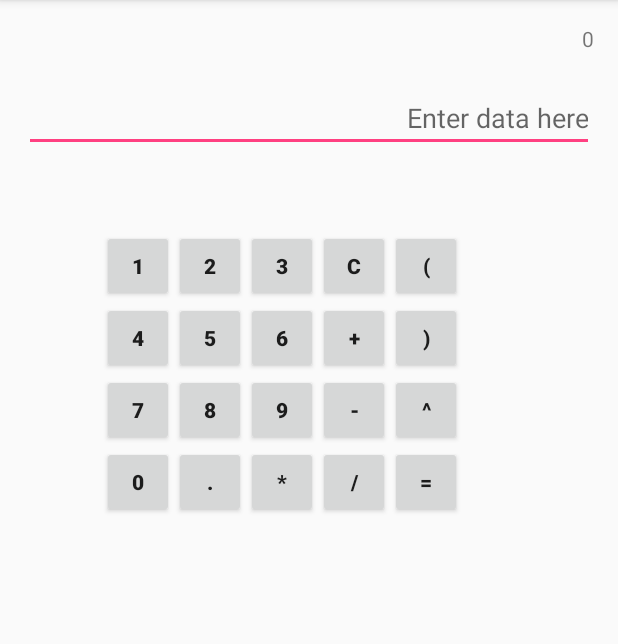
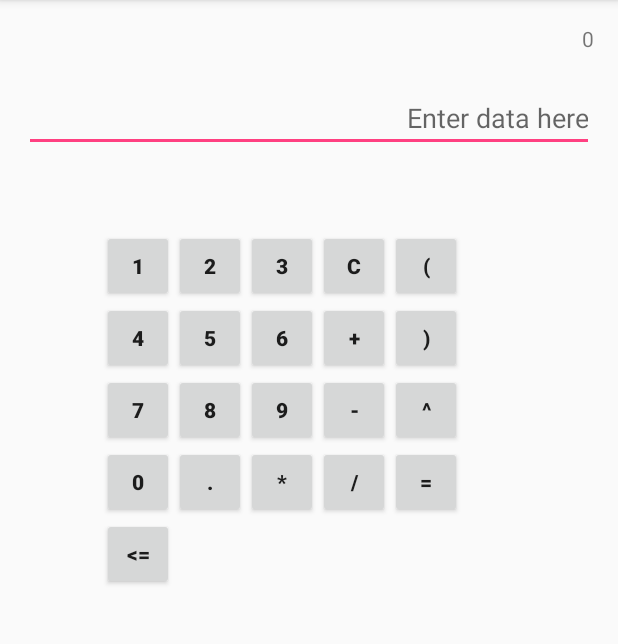
Before and after one commit to vonschbo/my-simple-android-calculator, an Android app: the screen it shows after launch (MainActivity), on a phone screen of 412 x 824 dp, the part 84-728 px from its top. Run offline under Robolectric (Android 15) with nearby library versions, the phone set to English and light mode, and no system bars.

Commit message:
add back button

```diff
--- a/app/src/main/java/geo/com/example/bo/comp6442_assignment_2_2016/MainActivity.java
+++ b/app/src/main/java/geo/com/example/bo/comp6442_assignment_2_2016/MainActivity.java
@@ -51,6 +51,12 @@ public class MainActivity extends AppCompatActivity {
         //editText.setText("");
     }
 
+    //press "<=",deletLast input
+    public void Btn_Back(View view){
+        String text = editText.getText().toString();
+        editText.setText(text.substring(0, text.length() - 1));
+    }
+
     //press "="
     public void getResult(View view) throws ParserException {
         ParserTreeNew pt = new ParserTreeNew();
--- a/app/src/main/res/layout/activity_main.xml
+++ b/app/src/main/res/layout/activity_main.xml
@@ -273,4 +273,16 @@
         android:layout_alignLeft="@+id/button"
         android:layout_alignStart="@+id/button" />
 
+    <Button
+        style="?android:attr/buttonStyleSmall"
+        android:layout_width="wrap_content"
+        android:layout_height="wrap_content"
+        android:text="&lt;="
+        android:id="@+id/button_back"
+        android:textStyle="bold"
+        android:onClick="Btn_Back"
+        android:layout_below="@+id/button0"
+        android:layout_alignLeft="@+id/button0"
+        android:layout_alignStart="@+id/button0" />
+
 </RelativeLayout>
```
